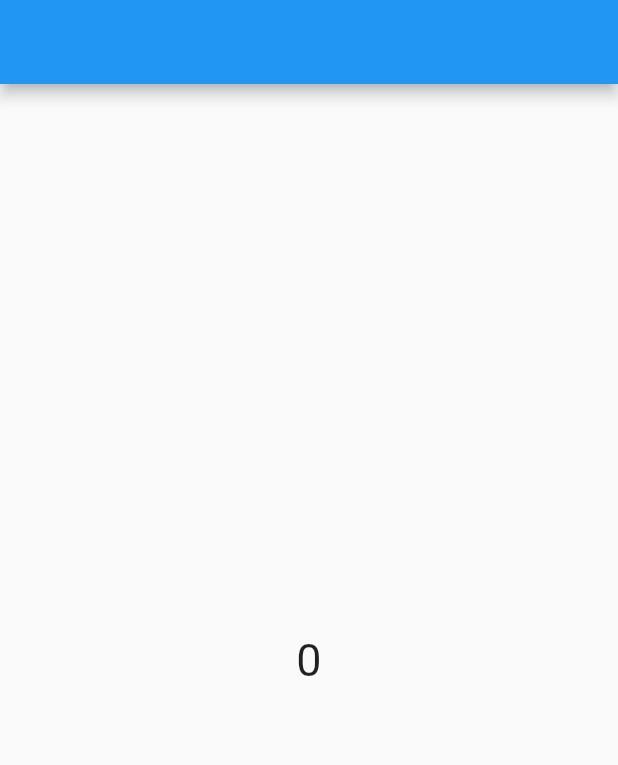
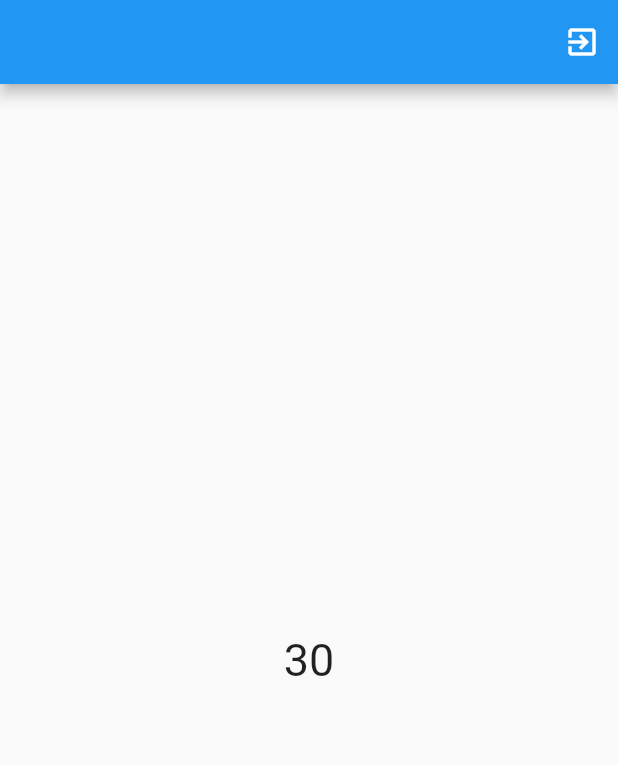
Before and after one commit to ArturoDLG/notas_flutter, a Flutter app: the screen it shows after launch, on a phone screen of 412 x 824 dp. Shown: the top 765 px of the screen. Run offline on Flutter 3.47's test engine with Material 2 defaults, Android fonts, the phone set to English and light mode, and no system bars; our stand-ins replace cached_network_image, device_preview, faker, flutter_svg, timeago.

Commit message:
Seccion 10:     - Terminamos la seccion con las lecciones de uso de GlobalKey

```diff
--- /dev/null
+++ b/seccion_10/lib/mixins/mounted_mixin.dart
@@ -0,0 +1,16 @@
+import 'package:flutter/widgets.dart' show GlobalKey, StatelessWidget;
+
+/*
+MountedMixin es un Mixin que nos permite saber si nuestro StateLessWidget aun
+forma parte del arbol de widgets de la app a traves de un GlobalKey.
+
+Como recomendacion de optimizacion, hay que usar el widgetKey dentro de un
+StateLessWidget.
+*/
+mixin MountedMixin on StatelessWidget {
+  final widgetKey = GlobalKey();
+
+  bool get mounted {
+    return widgetKey.currentContext != null;
+  }
+}
--- a/seccion_10/lib/pages/counter_page.dart
+++ b/seccion_10/lib/pages/counter_page.dart
@@ -1,5 +1,38 @@
+//Seccion 10
+//Lecciones:
+//205 - 207.- GlobalKey [dimensiones de un widget/
+//                       posición de un widget/
+//                       conocer si un widget aun forma parte del arbol de
+//                       widgets]
+//ArturoDLG
 import 'package:flutter/material.dart';
 import 'package:seccion_10/mixins/after_first_layout_mixin.dart';
+import 'package:seccion_10/pages/home_page.dart';
+import 'package:seccion_10/utils/screen_utils.dart';
+
+/*
+Los GlobalKeys nos permite acceder a el contexto de un widget en especifico,
+pudiendo asi obtener informacion como:
+
+* Dimensiones: a traves de hacer un cast a RenderBox al metodo
+currentContext!.findRenderObject() podremos obtener el tamaño del widget.
+
+* Posicion: a traves del RenderBox que nos ofrece el metodo anterior, podemos
+usar su metodo localToGlobal() para conocer la posicion del widget respecto a
+a un widget padre (por defecto, sera el mas cercano si no definimos el
+renderObject del widget padre que queremos de referencia). El metodo recibe como
+parametro un Offset, el cual sera el punto de referencia de donde tomaremos la
+posicion del widet, siendo [0,0] la esquina superior izquierda.
+
+* Conocer si un widget aun pertenece al arbol de widgets: Un GlobalKey nos
+permite saber si un widget aun se encuentra dentro del arbol, esto lo podemos
+ver werificando si sus parametros currentContext o CurrentWidget son diferentes
+de null. Esto nos sirve cuando destruimos una vista y queremos ver si el contexto
+que usamos para navegar aun esta en el arbol de widgets. Esto solamente aplica
+en el caso de los StateLessWidgets, puesto que en los StateFulWidgets, solamente
+bastara con usar el getter mounted. Podemos replicar una funcionalidad similar
+usando un mixin (vease MountedMixin.dart).
+*/
 
 class CounterPage extends StatefulWidget {
   const CounterPage({super.key});
@@ -9,23 +42,39 @@ class CounterPage extends StatefulWidget {
 }
 
 class _CounterPageState extends State<CounterPage> with AfterFirstLayoutMixin {
-  int _counter = 0;
+  int _counter = 30;
+  final _textKey = GlobalKey();
+  final _safeAreaKey = GlobalKey();
 
   @override
   void onAfterFirtsLayout() {
-    print('🏁');
+    //print('🏁');
+    _printTextSize();
   }
 
   @override
   Widget build(BuildContext context) {
-    print('👀');
+    //print('👀');
     return Scaffold(
-      appBar: AppBar(),
-      body: Center(
-        child: Text(
-          "$_counter",
-          style: const TextStyle(
-            fontSize: 30,
+      appBar: AppBar(
+        actions: [
+          IconButton(
+            icon: const Icon(
+              Icons.exit_to_app,
+            ),
+            onPressed: _showDialog,
+          ),
+        ],
+      ),
+      body: SafeArea(
+        key: _safeAreaKey,
+        child: Center(
+          child: Text(
+            "$_counter",
+            key: _textKey,
+            style: TextStyle(
+              fontSize: _counter.toDouble(),
+            ),
           ),
         ),
       ),
@@ -43,7 +92,61 @@ class _CounterPageState extends State<CounterPage> with AfterFirstLayoutMixin {
     //de renderizar una vista
     WidgetsBinding.instance.addPostFrameCallback(
       (_) {
-        print('🔁');
+        //print('🔁');
+        _printTextSize();
+      },
+    );
+  }
+
+  void _printTextSize() {
+    final renderBox = _textKey.currentContext!.findRenderObject() as RenderBox;
+    //tamaño de la pantalla
+    final screenSize = context.screenSize;
+
+    //posicion tomando como referencia la esquina superiro izquierda de la
+    //pantalla
+    // final position = renderBox.localToGlobal(
+    //   Offset.zero,
+    // );
+
+    //posicion tomando como referencia el centro de la pantalla
+    final position = renderBox.localToGlobal(
+      Offset(
+        -screenSize.width * .5,
+        -screenSize.height * .5,
+      ),
+      ancestor: _safeAreaKey.currentContext!.findRenderObject(),
+    );
+
+    print('Size: ${renderBox.size}');
+    print('Position $position');
+  }
+
+  void _showDialog() {
+    showDialog(
+      context: context,
+      builder: (_) {
+        return AlertDialog(
+          content: const Text('Hello'),
+          actions: [
+            TextButton(
+              onPressed: () async {
+                await Navigator.pushReplacement(
+                  context,
+                  MaterialPageRoute(builder: (_) => HomePage()),
+                );
+
+                //mounter es un getter que nos devuelve un booleano indicando si
+                //el widget aun se encuentra en el arbol
+                if (mounted) {
+                  print('🌲');
+                }
+                ;
+              },
+              child: const Text('Go to Home'),
+            ),
+          ],
+        );
       },
     );
   }
```
Also changed, not shown: 2 other files.
